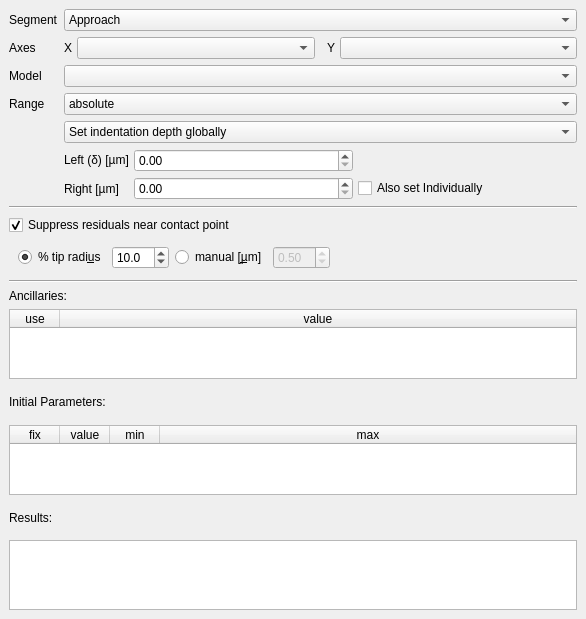
Above: pyjibe/fd/tab_fit.ui from AFM-analysis/PyJibe before the change. Below: the same form after it.
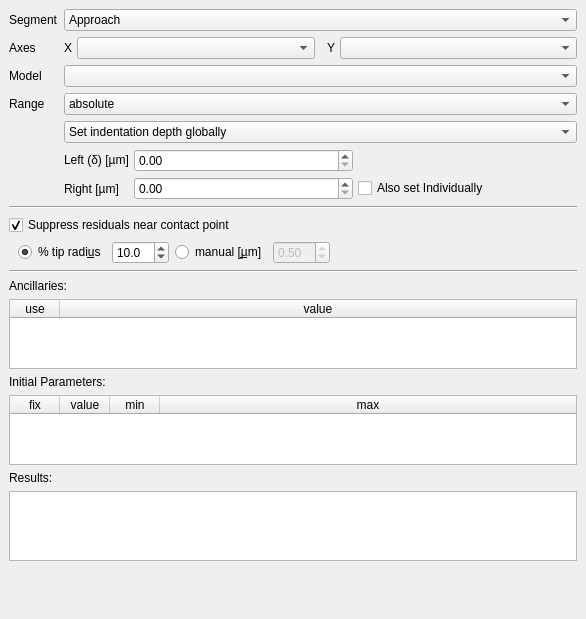
That is the form after the change. Custom widgets are drawn as their Qt base class.

```diff
--- a/pyjibe/fd/tab_fit.ui
+++ b/pyjibe/fd/tab_fit.ui
@@ -85,7 +85,7 @@
         <verstretch>0</verstretch>
        </sizepolicy>
       </property>
-      <layout class="QVBoxLayout" name="verticalLayout_13" stretch="0,0,0,0,0,0,0,0,0,0">
+      <layout class="QVBoxLayout" name="verticalLayout_13" stretch="0,0,0,0,0,0,0,0,0,0,0">
        <property name="spacing">
         <number>6</number>
        </property>
@@ -790,6 +790,19 @@
          </column>
         </widget>
        </item>
+       <item>
+        <spacer name="verticalSpacer">
+         <property name="orientation">
+          <enum>Qt::Vertical</enum>
+         </property>
+         <property name="sizeHint" stdset="0">
+          <size>
+           <width>20</width>
+           <height>0</height>
+          </size>
+         </property>
+        </spacer>
+       </item>
       </layout>
      </widget>
     </widget>
```
